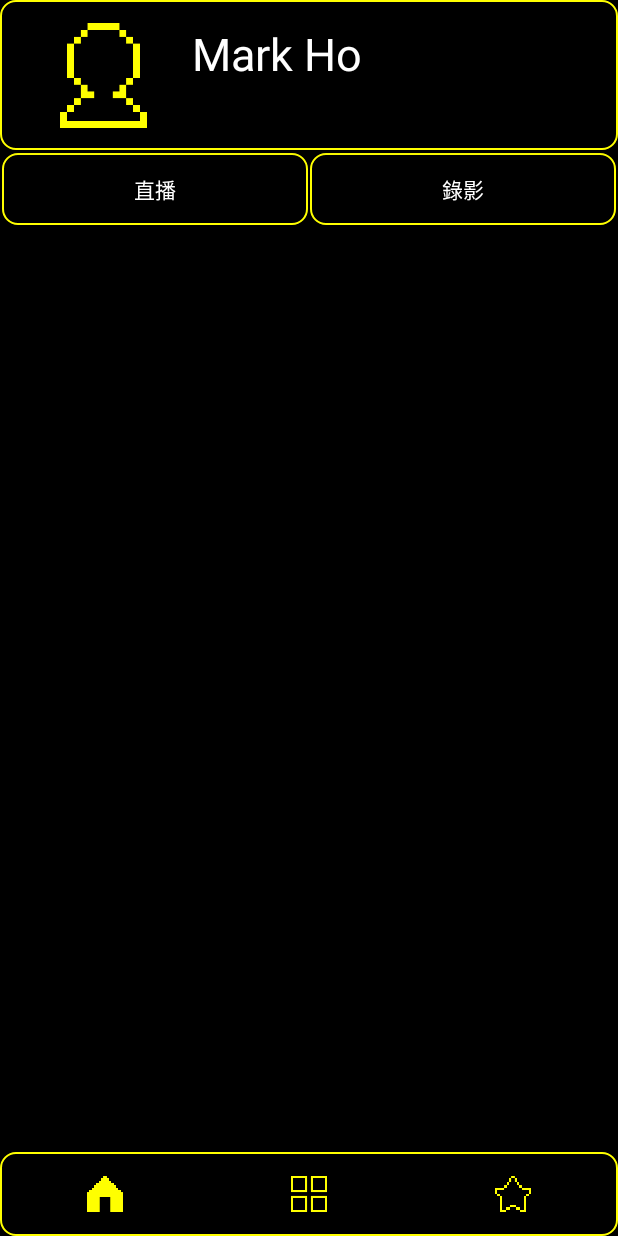
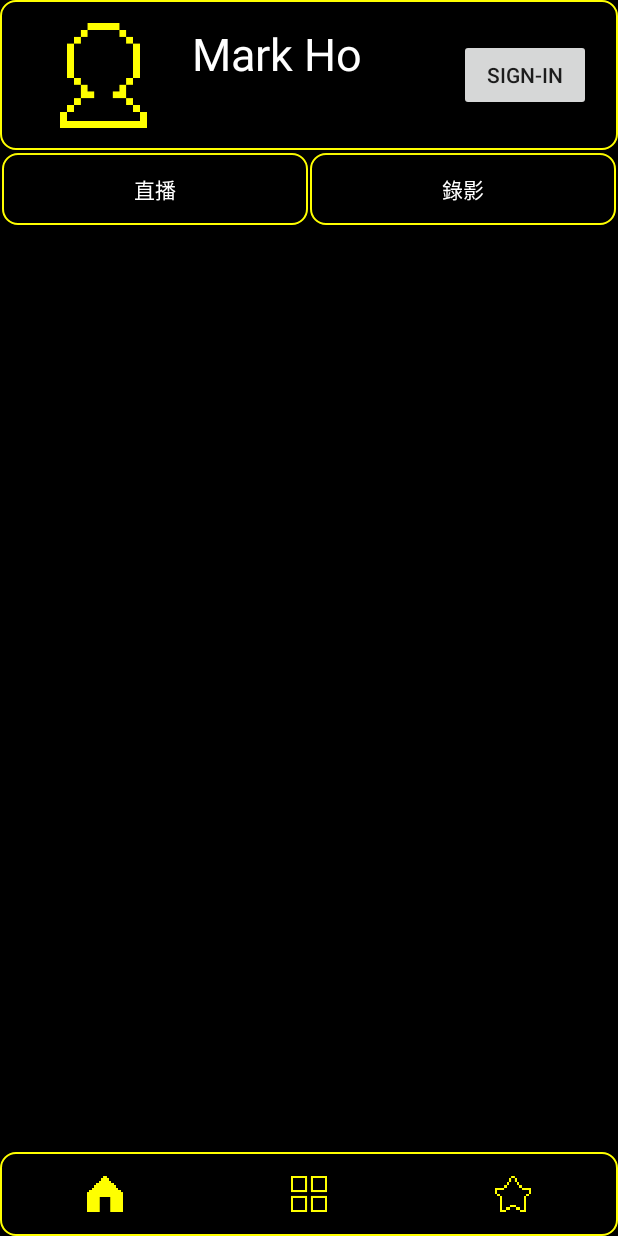
Before and after one commit to fertalizer/StreamProject, an Android app: the screen it shows after launch (MainActivity), on a phone screen of 412 x 824 dp. Run offline under Robolectric (Android 15) with nearby library versions, the phone set to English and light mode, and no system bars; libraries missing offline, so code that uses them is left out: com.google.api.client, com.google.api.services, com.ksyun.media, pub.devrel.easypermissions; plain views replace ShapedImageView; Roboto replaces fonts that are not available here; 5 statements that could not run were skipped.

Commit message:
Add google sign in api

```diff
--- a/app/build.gradle
+++ b/app/build.gradle
@@ -35,7 +35,7 @@ dependencies {
     implementation 'com.android.support:design:28.0.0'
     implementation 'com.android.support:recyclerview-v7:28.0.0'
     compile project(':libscreenstreamer')
-    implementation 'com.google.android.gms:play-services-auth:10.2.1'
+    implementation 'com.google.android.gms:play-services-auth:16.0.1'
     implementation 'pub.devrel:easypermissions:0.3.0'
     compile('com.google.api-client:google-api-client-android:1.25.0') {
         exclude group: 'org.apache.httpcomponents'
--- a/app/src/main/res/layout/activity_main.xml
+++ b/app/src/main/res/layout/activity_main.xml
@@ -41,6 +41,18 @@
             android:textSize="30sp"
             app:layout_constraintStart_toEndOf="@+id/image_user"
             app:layout_constraintTop_toTopOf="@+id/image_user" />
+
+        <Button
+            android:id="@+id/button"
+            android:layout_width="wrap_content"
+            android:layout_height="wrap_content"
+            android:layout_marginTop="8dp"
+            android:layout_marginEnd="16dp"
+            android:layout_marginBottom="8dp"
+            android:text="Sign-In"
+            app:layout_constraintBottom_toBottomOf="parent"
+            app:layout_constraintEnd_toEndOf="parent"
+            app:layout_constraintTop_toTopOf="parent" />
 
     </android.support.constraint.ConstraintLayout>
 
```
